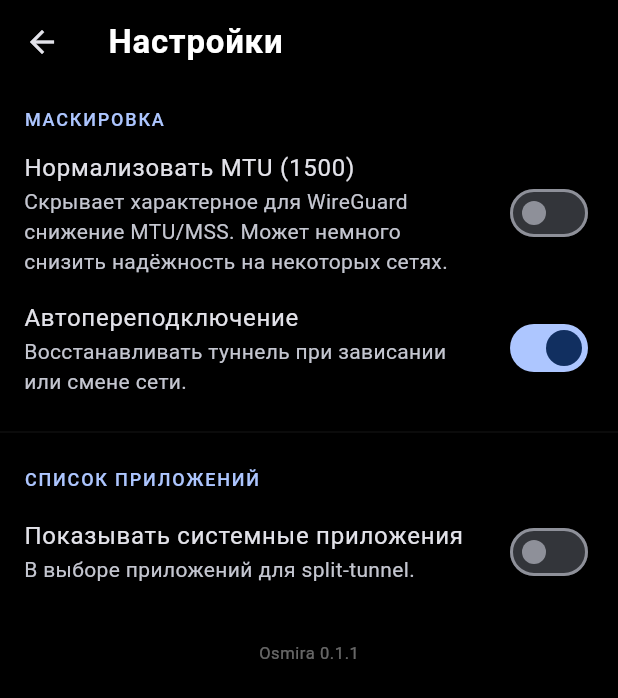
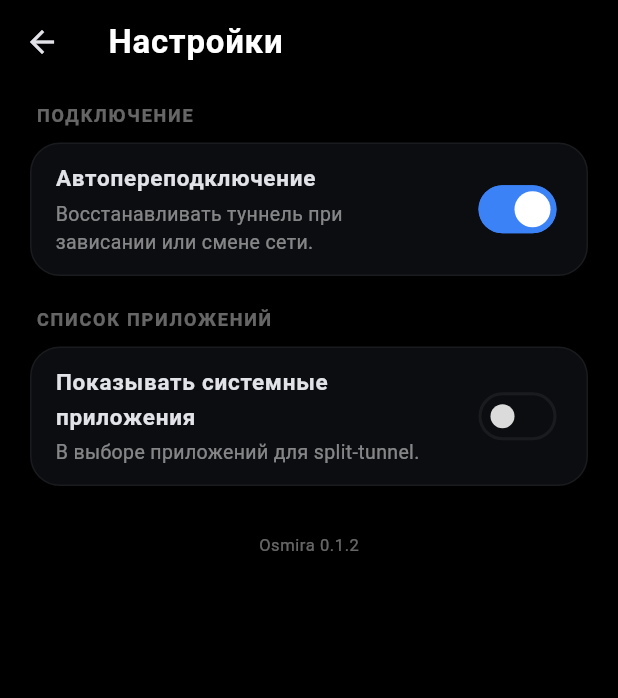
Before and after one commit to alex90132/Osmira, a Flutter app: the SettingsScreen screen opened directly, on a phone screen of 412 x 824 dp. Shown: the top 698 px of the screen. Run offline on Flutter 3.47's test engine with Material 3 defaults, Android fonts, the light colour scheme and no system bars; our stand-ins replace flutter_riverpod, flutter_secure_storage, shared_preferences; accounts and stored records are empty.

Commit message:
v0.1.2: debug-only logging, settings restyle, shelve MTU override
- Add a logging layer that is completely inert in release: Dart AppLog
  (guarded by kDebugMode) and native logging guarded by BuildConfig.DEBUG,
  plus an R8 rule that strips android.util.Log from release builds.
- Instrument the tunnel poller (rx/tx deltas, handshake age, downlink-stall
  heuristic, reconnect reasons) to diagnose stalls; add scripts/capture-logs.sh.
- SecurityChecks no longer logs which check tripped (silent kill in release).
- Restyle Settings to match the app (card surfaces, accent switches) and
  remove the MTU-normalization toggle; mtuOverride is now always null.

```diff
--- a/app/lib/features/settings/domain/app_settings.dart
+++ b/app/lib/features/settings/domain/app_settings.dart
@@ -19,6 +19,11 @@ class AppSettings {
   /// Force the TUN MTU to 1500 instead of the config value. Masks the
   /// WireGuard MTU/MSS-reduction fingerprint that on-device detectors look for
   /// (at a small cost to large-packet reliability on some paths).
+  ///
+  /// Shelved for now: the toggle is hidden from Settings and [mtuOverride]
+  /// ignores it, so a previously-enabled flag can't silently force MTU 1500
+  /// (a prime suspect for large-packet stalls). The field stays persisted so
+  /// re-enabling the feature later is trivial.
   final bool normalizeMtu;
 
   /// Include pre-installed system apps in the split-tunnel picker.
@@ -30,7 +35,8 @@ class AppSettings {
   /// Global per-app routing (split tunnel), applied to whichever profile is up.
   final AppRouting routing;
 
-  int? get mtuOverride => normalizeMtu ? 1500 : null;
+  // MTU normalization is shelved (see [normalizeMtu]) — never override.
+  int? get mtuOverride => null;
 
   AppSettings copyWith({
     bool? normalizeMtu,
--- a/app/lib/features/settings/presentation/settings_screen.dart
+++ b/app/lib/features/settings/presentation/settings_screen.dart
@@ -1,11 +1,12 @@
 import 'package:flutter/material.dart';
 import 'package:flutter_riverpod/flutter_riverpod.dart';
 
+import '../../../app/theme.dart';
 import 'settings_controller.dart';
 
 /// Displayed at the bottom of Settings, vk-bridge style. Keep in sync with the
 /// `version:` field in pubspec.yaml.
-const _appVersionLabel = 'Osmira 0.1.1';
+const _appVersionLabel = 'Osmira 0.1.2';
 
 class SettingsScreen extends ConsumerWidget {
   const SettingsScreen({super.key});
@@ -18,38 +19,38 @@ class SettingsScreen extends ConsumerWidget {
     return Scaffold(
       appBar: AppBar(title: const Text('Настройки')),
       body: ListView(
-        padding: EdgeInsets.only(
-          top: 8,
-          bottom: MediaQuery.viewPaddingOf(context).bottom + 24,
+        padding: EdgeInsets.fromLTRB(
+          20,
+          12,
+          20,
+          MediaQuery.viewPaddingOf(context).bottom + 24,
         ),
         children: [
-          _SectionTitle('Маскировка'),
-          SwitchListTile(
-            value: settings.normalizeMtu,
-            onChanged: controller.setNormalizeMtu,
-            title: const Text('Нормализовать MTU (1500)'),
-            subtitle: const Text(
-              'Скрывает характерное для WireGuard снижение MTU/MSS. '
-              'Может немного снизить надёжность на некоторых сетях.',
-            ),
-          ),
-          SwitchListTile(
+          const _SectionTitle('Подключение'),
+          _SettingsCard(
+            children: [
+              _SettingSwitch(
                 value: settings.autoReconnect,
                 onChanged: controller.setAutoReconnect,
-            title: const Text('Автопереподключение'),
-            subtitle: const Text(
+                title: 'Автопереподключение',
+                subtitle:
                     'Восстанавливать туннель при зависании или смене сети.',
               ),
+            ],
           ),
-          const Divider(height: 32),
-          _SectionTitle('Список приложений'),
-          SwitchListTile(
+          const SizedBox(height: 20),
+          const _SectionTitle('Список приложений'),
+          _SettingsCard(
+            children: [
+              _SettingSwitch(
                 value: settings.showSystemApps,
                 onChanged: controller.setShowSystemApps,
-            title: const Text('Показывать системные приложения'),
-            subtitle: const Text('В выборе приложений для split-tunnel.'),
+                title: 'Показывать системные приложения',
+                subtitle: 'В выборе приложений для split-tunnel.',
               ),
-          const SizedBox(height: 24),
+            ],
+          ),
+          const SizedBox(height: 32),
           Center(
             child: Text(
               _appVersionLabel,
@@ -65,6 +66,7 @@ class SettingsScreen extends ConsumerWidget {
   }
 }
 
+/// Muted uppercase header, matching the "ПРОФИЛИ" label on the home screen.
 class _SectionTitle extends StatelessWidget {
   const _SectionTitle(this.text);
   final String text;
@@ -72,14 +74,85 @@ class _SectionTitle extends StatelessWidget {
   @override
   Widget build(BuildContext context) {
     return Padding(
-      padding: const EdgeInsets.fromLTRB(16, 8, 16, 4),
+      padding: const EdgeInsets.fromLTRB(4, 0, 4, 10),
       child: Text(
         text.toUpperCase(),
-        style: Theme.of(context).textTheme.labelMedium?.copyWith(
-              color: Theme.of(context).colorScheme.primary,
+        style: TextStyle(
+          fontSize: 12,
+          fontWeight: FontWeight.w700,
           letterSpacing: 1.2,
+          color: Colors.white.withValues(alpha: 0.4),
         ),
       ),
     );
   }
 }
+
+/// Card surface identical to the profile cards / stats strip on the home
+/// screen, so Settings doesn't read as a different app.
+class _SettingsCard extends StatelessWidget {
+  const _SettingsCard({required this.children});
+  final List<Widget> children;
+
+  @override
+  Widget build(BuildContext context) {
+    return Container(
+      decoration: cardDecoration(),
+      clipBehavior: Clip.antiAlias,
+      child: Column(
+        children: [
+          for (var i = 0; i < children.length; i++) ...[
+            if (i > 0) const Divider(height: 1),
+            children[i],
+          ],
+        ],
+      ),
+    );
+  }
+}
+
+/// A switch row with the app's single blue accent for the "on" state, instead
+/// of the default Material seed colours that looked out of place.
+class _SettingSwitch extends StatelessWidget {
+  const _SettingSwitch({
+    required this.value,
+    required this.onChanged,
+    required this.title,
+    required this.subtitle,
+  });
+
+  final bool value;
+  final ValueChanged<bool> onChanged;
+  final String title;
+  final String subtitle;
+
+  @override
+  Widget build(BuildContext context) {
+    return SwitchListTile(
+      value: value,
+      onChanged: onChanged,
+      contentPadding: const EdgeInsets.symmetric(horizontal: 16, vertical: 4),
+      title: Text(
+        title,
+        style: const TextStyle(fontWeight: FontWeight.w600, fontSize: 15),
+      ),
+      subtitle: Padding(
+        padding: const EdgeInsets.only(top: 2),
+        child: Text(
+          subtitle,
+          style: TextStyle(
+            fontSize: 13,
+            color: Colors.white.withValues(alpha: 0.5),
+          ),
+        ),
+      ),
+      activeThumbColor: Colors.white,
+      activeTrackColor: AppColors.accent,
+      inactiveThumbColor: Colors.white.withValues(alpha: 0.85),
+      inactiveTrackColor: AppColors.surface,
+      trackOutlineColor: WidgetStatePropertyAll(
+        value ? AppColors.accent : AppColors.hairline,
+      ),
+    );
+  }
+}
--- a/app/pubspec.yaml
+++ b/app/pubspec.yaml
@@ -16,7 +16,7 @@ publish_to: 'none' # Remove this line if you wish to publish to pub.dev
 # https://developer.apple.com/library/archive/documentation/General/Reference/InfoPlistKeyReference/Articles/CoreFoundationKeys.html
 # In Windows, build-name is used as the major, minor, and patch parts
 # of the product and file versions while build-number is used as the build suffix.
-version: 0.1.1+2005
+version: 0.1.2+2009
 
 environment:
   sdk: ^3.12.2
```
Also changed, not shown: app/lib/core/log.dart (added, +23 -0 lines), app/lib/features/vpn/data/repositories/vpn_connection_repository_impl.dart (+12 -1 lines), app/lib/features/vpn/presentation/state/connection_controller.dart (+9 -0 lines), 4 other files. Lines whose indentation alone changed are shown as unchanged.
